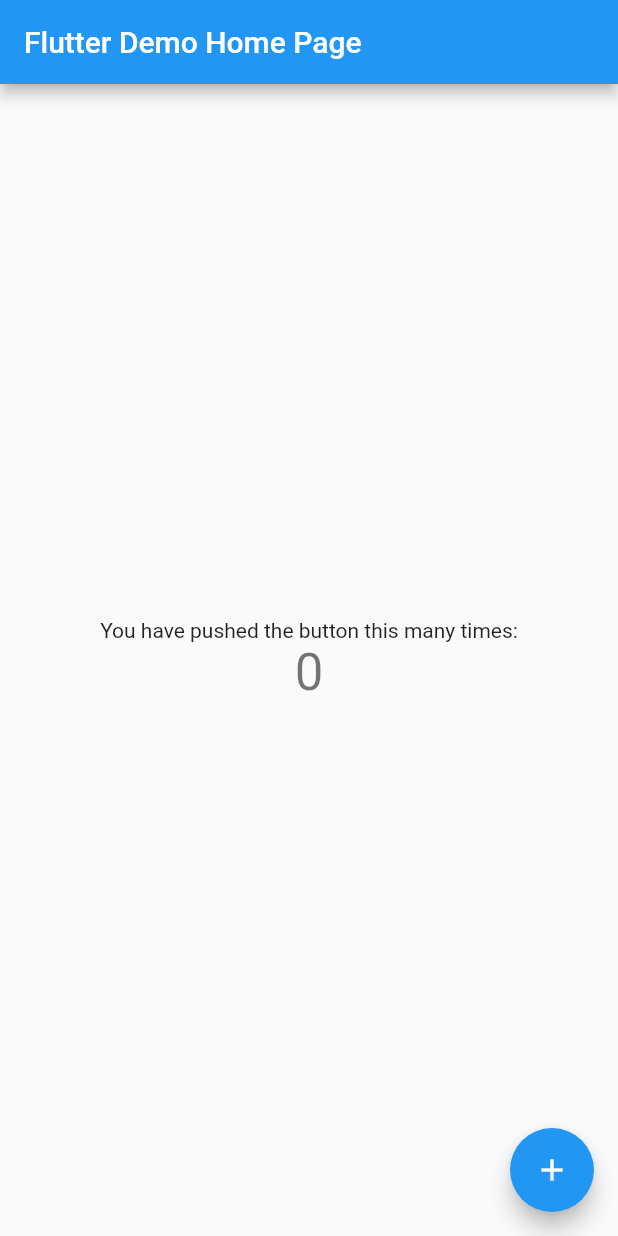
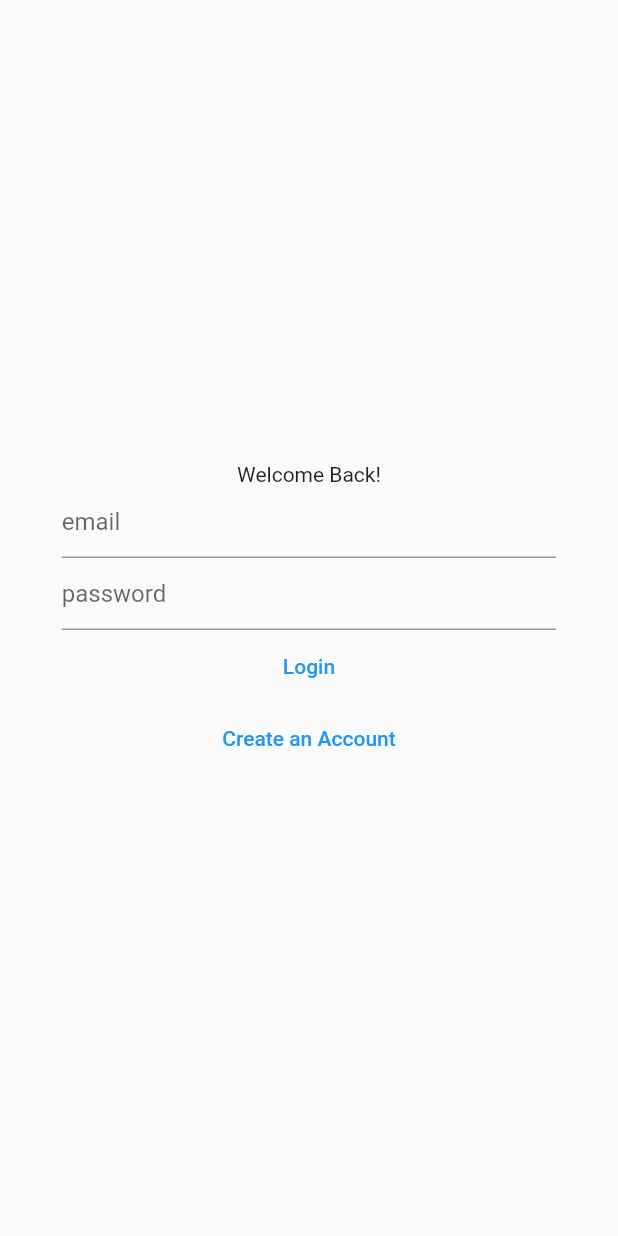
Before and after one commit to maxlukef/WorkTogether, a Flutter app: the screen it shows after launch, on a phone screen of 412 x 824 dp. Run offline on Flutter 3.47's test engine with Material 2 defaults, Android fonts, the phone set to English and light mode, and no system bars.

Commit message:
Created flutter login page draft. Ref #62

```diff
--- a/work_together_flutter/lib/main.dart
+++ b/work_together_flutter/lib/main.dart
@@ -1,4 +1,5 @@
 import 'package:flutter/material.dart';
+import 'pages/login/login_page.dart';
 
 void main() {
   runApp(const MyApp());
@@ -11,105 +12,8 @@
   @override
   Widget build(BuildContext context) {
     return MaterialApp(
-      title: 'Flutter Demo',
-      theme: ThemeData(
-        // This is the theme of your application.
-        //
-        // Try running your application with "flutter run". You'll see the
-        // application has a blue toolbar. Then, without quitting the app, try
-        // changing the primarySwatch below to Colors.green and then invoke
-        // "hot reload" (press "r" in the console where you ran "flutter run",
-        // or simply save your changes to "hot reload" in a Flutter IDE).
-        // Notice that the counter didn't reset back to zero; the application
-        // is not restarted.
-        primarySwatch: Colors.blue,
-      ),
-      home: const MyHomePage(title: 'Flutter Demo Home Page'),
+      debugShowCheckedModeBanner: false,
+      home: LoginPage(),
     );
   }
 }
-
-class MyHomePage extends StatefulWidget {
-  const MyHomePage({super.key, required this.title});
-
-  // This widget is the home page of your application. It is stateful, meaning
-  // that it has a State object (defined below) that contains fields that affect
-  // how it looks.
-
-  // This class is the configuration for the state. It holds the values (in this
-  // case the title) provided by the parent (in this case the App widget) and
-  // used by the build method of the State. Fields in a Widget subclass are
-  // always marked "final".
-
-  final String title;
-
-  @override
-  State<MyHomePage> createState() => _MyHomePageState();
-}
-
-class _MyHomePageState extends State<MyHomePage> {
-  int _counter = 0;
-
-  void _incrementCounter() {
-    setState(() {
-      // This call to setState tells the Flutter framework that something has
-      // changed in this State, which causes it to rerun the build method below
-      // so that the display can reflect the updated values. If we changed
-      // _counter without calling setState(), then the build method would not be
-      // called again, and so nothing would appear to happen.
-      _counter++;
-    });
-  }
-
-  @override
-  Widget build(BuildContext context) {
-    // This method is rerun every time setState is called, for instance as done
-    // by the _incrementCounter method above.
-    //
-    // The Flutter framework has been optimized to make rerunning build methods
-    // fast, so that you can just rebuild anything that needs updating rather
-    // than having to individually change instances of widgets.
-    return Scaffold(
-      appBar: AppBar(
-        // Here we take the value from the MyHomePage object that was created by
-        // the App.build method, and use it to set our appbar title.
-        title: Text(widget.title),
-      ),
-      body: Center(
-        // Center is a layout widget. It takes a single child and positions it
-        // in the middle of the parent.
-        child: Column(
-          // Column is also a layout widget. It takes a list of children and
-          // arranges them vertically. By default, it sizes itself to fit its
-          // children horizontally, and tries to be as tall as its parent.
-          //
-          // Invoke "debug painting" (press "p" in the console, choose the
-          // "Toggle Debug Paint" action from the Flutter Inspector in Android
-          // Studio, or the "Toggle Debug Paint" command in Visual Studio Code)
-          // to see the wireframe for each widget.
-          //
-          // Column has various properties to control how it sizes itself and
-          // how it positions its children. Here we use mainAxisAlignment to
-          // center the children vertically; the main axis here is the vertical
-          // axis because Columns are vertical (the cross axis would be
-          // horizontal).
-          mainAxisAlignment: MainAxisAlignment.center,
-          children: <Widget>[
-            const Text(
-              'You have pushed the button this many times:',
-            ),
-            Text(
-              '$_counter',
-              style: Theme.of(context).textTheme.headlineMedium,
-            ),
-          ],
-        ),
-      ),
-      floatingActionButton: FloatingActionButton(
-        onPressed: _incrementCounter,
-        tooltip: 'Increment',
-        child: const Icon(Icons.add),
-      ), // This trailing comma makes auto-formatting nicer for build methods.
-    );
-  }
-}
--- /dev/null
+++ b/work_together_flutter/lib/pages/login/components/login_form.dart
@@ -0,0 +1,40 @@
+import 'package:flutter/material.dart';
+
+class LoginForm extends StatelessWidget {
+  const LoginForm({
+    Key? key,
+  }) : super(key: key);
+
+  @override
+  Widget build(BuildContext context) {
+    return Form(
+        child: Column(
+      children: [
+        const Text("Welcome Back!"),
+        TextFormField(
+          keyboardType: TextInputType.emailAddress,
+          textInputAction: TextInputAction.next,
+          onSaved: (email) {},
+          decoration: const InputDecoration(hintText: "email"),
+        ),
+        TextFormField(
+          keyboardType: TextInputType.visiblePassword,
+          textInputAction: TextInputAction.next,
+          onSaved: (password) {},
+          obscureText: true,
+          decoration: const InputDecoration(hintText: "password"),
+        ),
+        TextButton(
+            onPressed: () => {},
+            child: const Text(
+              "Login",
+            )),
+        TextButton(
+            onPressed: () => {},
+            child: const Text(
+              "Create an Account",
+            ))
+      ],
+    ));
+  }
+}
--- /dev/null
+++ b/work_together_flutter/lib/pages/login/login_page.dart
@@ -0,0 +1,28 @@
+import 'package:flutter/material.dart';
+import 'package:work_together_flutter/pages/login/components/login_form.dart';
+
+class LoginPage extends StatelessWidget {
+  const LoginPage({
+    Key? key,
+  }) : super(key: key);
+
+  @override
+  Widget build(BuildContext context) {
+    return Scaffold(
+        body: Column(
+      mainAxisAlignment: MainAxisAlignment.center,
+      children: <Widget>[
+        Row(
+          children: const [
+            Spacer(),
+            Expanded(
+              flex: 8,
+              child: LoginForm(),
+            ),
+            Spacer(),
+          ],
+        ),
+      ],
+    ));
+  }
+}
--- a/work_together_flutter/pubspec.yaml
+++ b/work_together_flutter/pubspec.yaml
@@ -59,9 +59,8 @@
   uses-material-design: true
 
   # To add assets to your application, add an assets section, like this:
-  # assets:
-  #   - images/a_dot_burr.jpeg
-  #   - images/a_dot_ham.jpeg
+  assets:
+    - assets/images/
 
   # An image asset can refer to one or more resolution-specific "variants", see
   # https://flutter.dev/assets-and-images/#resolution-aware
```
Also changed, not shown: work_together_flutter/assets/images/logo.svg (added), 1 other file.
